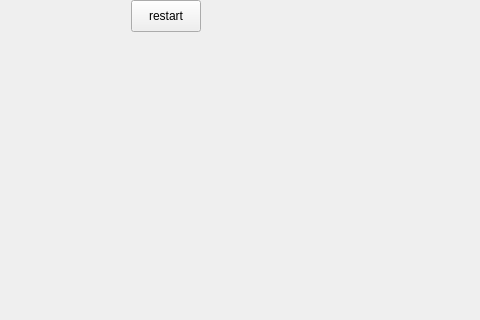
Old version of the form mainwindow.ui in the repository QZCanon/VideoEdit; both pictures show x 199 to 679 and y 0 to 320 of the 679 by 456 pixel window.
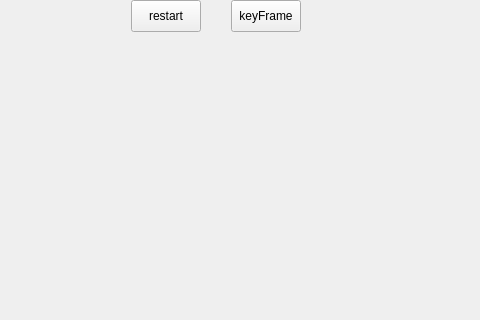
New version of the form.

```diff
--- a/mainwindow.ui
+++ b/mainwindow.ui
@@ -53,6 +53,19 @@
      <string>restart</string>
     </property>
    </widget>
+   <widget class="QPushButton" name="keyFrame">
+    <property name="geometry">
+     <rect>
+      <x>430</x>
+      <y>0</y>
+      <width>70</width>
+      <height>32</height>
+     </rect>
+    </property>
+    <property name="text">
+     <string>keyFrame</string>
+    </property>
+   </widget>
   </widget>
  </widget>
  <resources/>
```
